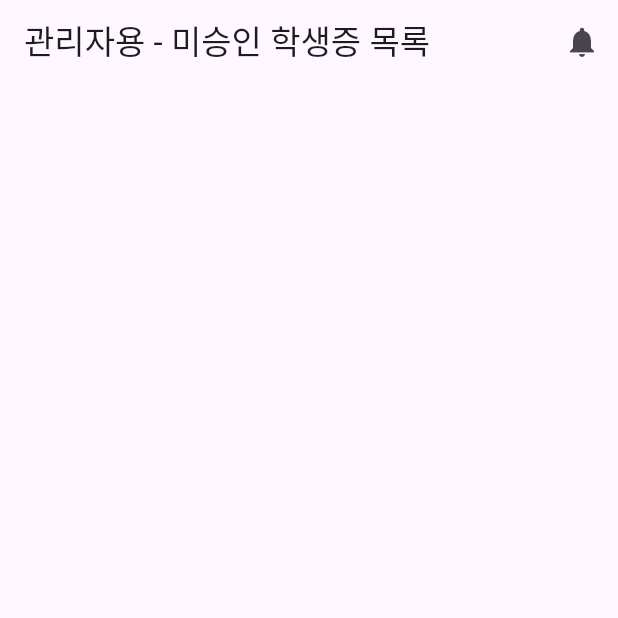
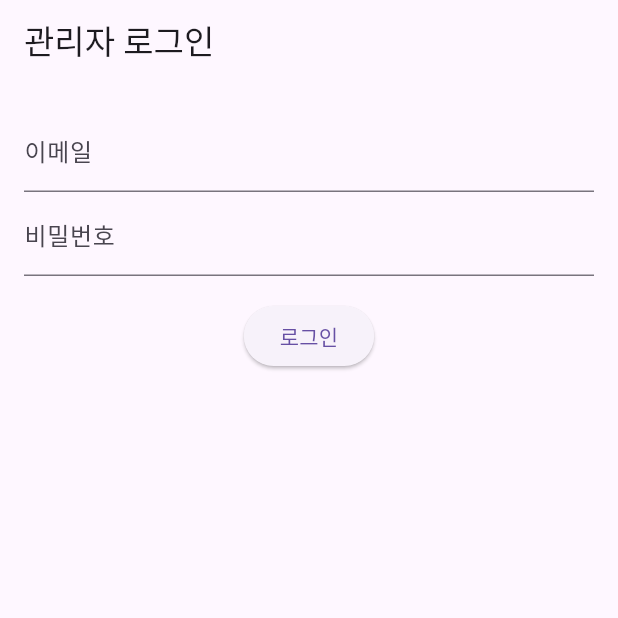
Before and after one commit to landapptest/am-n_admin, a Flutter app: the screen it shows after launch, on a phone screen of 412 x 824 dp, the top half of it. Run offline on Flutter 3.47's test engine with Material 3 defaults, Android fonts, the phone set to English and light mode, and no system bars; our stand-ins replace firebase_auth, firebase_core, firebase_database, firebase_messaging, firebase_storage, flutter_local_notifications and 1 more; accounts and stored records are empty; generated files the repository leaves out were written again.

Commit message:
adminsdk 허용

```diff
--- a/lib/main.dart
+++ b/lib/main.dart
@@ -5,6 +5,8 @@ import 'package:firebase_messaging/firebase_messaging.dart';
 import 'package:flutter_local_notifications/flutter_local_notifications.dart';
 import 'firebase_options.dart';
 import 'views/user_list_view.dart';
+import 'views/admin_login_view.dart';
+import 'providers/auth_provider.dart';
 
 Future<void> _firebaseMessagingBackgroundHandler(RemoteMessage message) async {
   await Firebase.initializeApp(options: DefaultFirebaseOptions.currentPlatform);
@@ -71,21 +73,25 @@ Future<void> main() async {
       );
     }
   });
+
   FirebaseMessaging.onMessageOpenedApp.listen((RemoteMessage message) {
     print('[onMessageOpenedApp] 알림 탭하여 앱 열림');
   });
+
   runApp(const ProviderScope(child: AdminApp()));
 }
 
-class AdminApp extends StatelessWidget {
+class AdminApp extends ConsumerWidget {
   const AdminApp({Key? key}) : super(key: key);
 
   @override
-  Widget build(BuildContext context) {
+  Widget build(BuildContext context, WidgetRef ref) {
+    final isLoggedIn = ref.watch(authProvider);
+
     return MaterialApp(
       title: 'Admin App',
       debugShowCheckedModeBanner: false,
-      home: const UserListView(),
+      home: isLoggedIn ? const UserListView() : AdminLoginView(),
     );
   }
 }
--- /dev/null
+++ b/lib/views/admin_login_view.dart
@@ -0,0 +1,71 @@
+import 'package:flutter/material.dart';
+import 'package:firebase_auth/firebase_auth.dart';
+import 'package:admin_amin/views/user_list_view.dart';
+import 'package:admin_amin/providers/auth_provider.dart';
+import 'package:flutter_riverpod/flutter_riverpod.dart';
+
+class AdminLoginView extends ConsumerStatefulWidget {
+  @override
+  _AdminLoginViewState createState() => _AdminLoginViewState();
+}
+
+class _AdminLoginViewState extends ConsumerState<AdminLoginView> {
+  final TextEditingController emailController = TextEditingController();
+  final TextEditingController passwordController = TextEditingController();
+  final FirebaseAuth _auth = FirebaseAuth.instance;
+
+  Future<void> _login() async {
+    try {
+      UserCredential userCredential = await _auth.signInWithEmailAndPassword(
+        email: emailController.text,
+        password: passwordController.text,
+      );
+
+      ref.read(authProvider.notifier).setLoggedIn(true);
+
+      // ✅ 로그인 후 ID 토큰 가져오기
+      String? idToken = await userCredential.user?.getIdToken(true);
+      print("🔑 관리자 ID 토큰: $idToken");
+
+      // ✅ Future.microtask() 사용하여 안전하게 화면 전환
+      Future.microtask(() {
+        if (mounted) {
+          Navigator.pushReplacement(
+            context,
+            MaterialPageRoute(builder: (_) => const UserListView()),
+          );
+        }
+      });
+    } catch (e) {
+      print("❌ 로그인 실패: $e");
+    }
+  }
+
+  @override
+  Widget build(BuildContext context) {
+    return Scaffold(
+      appBar: AppBar(title: Text("관리자 로그인")),
+      body: Padding(
+        padding: EdgeInsets.all(16),
+        child: Column(
+          children: [
+            TextField(
+              controller: emailController,
+              decoration: InputDecoration(labelText: "이메일"),
+            ),
+            TextField(
+              controller: passwordController,
+              decoration: InputDecoration(labelText: "비밀번호"),
+              obscureText: true,
+            ),
+            SizedBox(height: 16),
+            ElevatedButton(
+              onPressed: _login,
+              child: Text("로그인"),
+            ),
+          ],
+        ),
+      ),
+    );
+  }
+}
--- a/pubspec.yaml
+++ b/pubspec.yaml
@@ -18,6 +18,7 @@ dependencies:
   firebase_messaging: ^15.2.2
   firebase_storage: ^12.4.2
   flutter_local_notifications: ^18.0.1
+  firebase_auth: ^5.5.1
 
 dev_dependencies:
   flutter_test:
```
Also changed, not shown: lib/api_service.dart (added, +24 -0 lines), lib/providers/auth_provider.dart (added, +19 -0 lines), lib/views/user_list_view.dart (+37 -11 lines), pubspec.lock, 4 other files.
